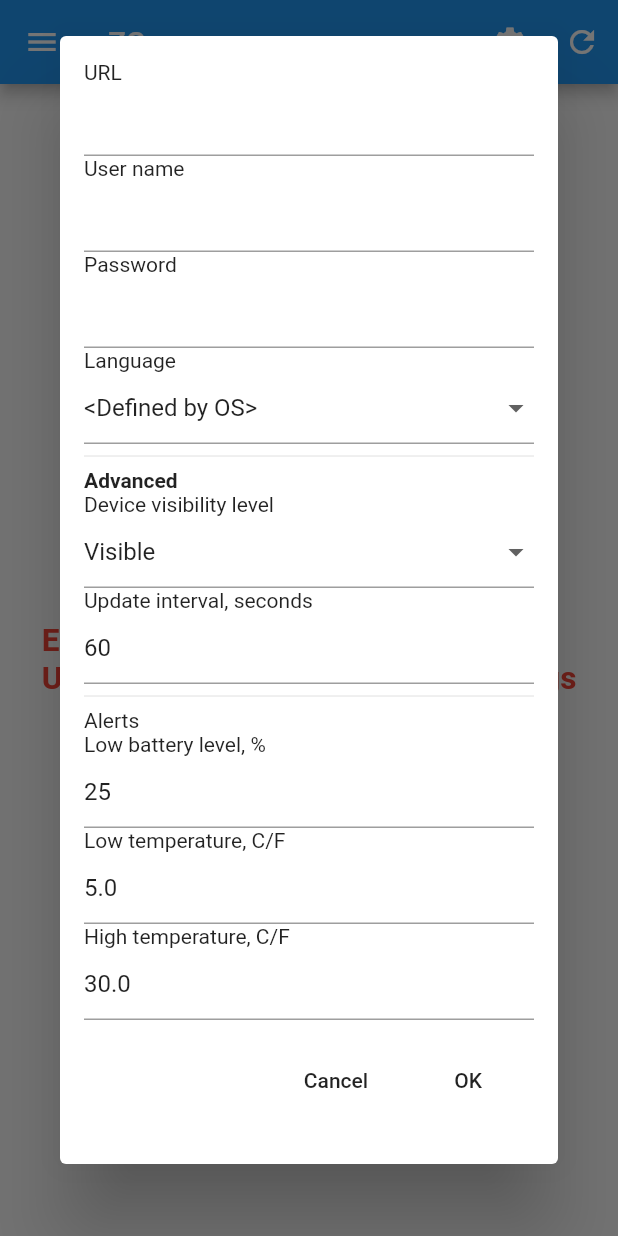
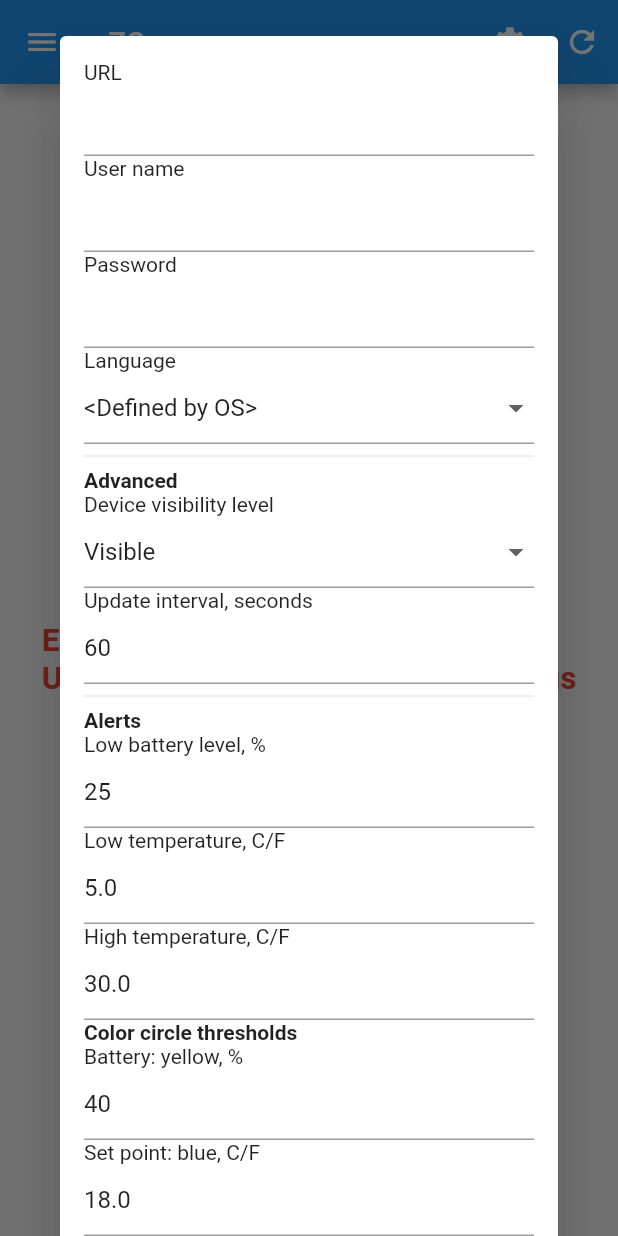
Before and after one commit to vvvy/zcon, a Flutter app: the screen it shows after launch, after a tap on the "settings" icon, on a phone screen of 412 x 824 dp. Run offline on Flutter 3.47's test engine with Material 2 defaults, Android fonts, the phone set to English and light mode, and no system bars; our stand-ins replace shared_preferences.

Commit message:
Visual thresholds editable via settings; bump version to 1.0.6+8

```diff
--- a/lib/constants.dart
+++ b/lib/constants.dart
@@ -13,6 +13,13 @@ class Constants {
   static const defaultTempLoBound = 5.0;
   static const defaultTempHiBound = 30.0;
 
+  /// Thermostat set point blue circle indication threshold
+  static const defaultSetPointBlueCircleThreshold = 18.0;
+  /// Battery yellow circle indication threshold
+  static const defaultBatteryYellowCircleThreshold = 40;
+  /// Temperature yellow circle indication threshold
+  static const defaultTempYellowCircleThreshold = 18.0;
+
   /// number of retries on http before giving up
   static const maxErrorRetries = 5;
 }
--- a/lib/i18n.dart
+++ b/lib/i18n.dart
@@ -72,6 +72,11 @@ class L10ns {
     'batteryAlertLevel': ['Low battery level, %', 'Низкий уровень батареи, %' ],
     'tempLoBound': ['Low temperature, C/F', 'Низкая температура, C/F'],
     'tempHiBound': ['High temperature, C/F', 'Высокая температура, C/F'],
+
+    'visualThresholds': ['Color circle thresholds', 'Пороги цветовой окраски'],
+    'setPointBlueCircleThreshold': ['Set point: blue, C/F', 'Термостат: голубой, C/F'],
+    'batteryYellowCircleThreshold': ['Battery: yellow, %', 'Батарея: желтый, %'],
+    'tempYellowCircleThreshold': ['Temperature: yellow, C/F', 'Температура: желтый, C/F'],
   };
 
   static final Map<String, List<String Function(String)>> _localizedValuesFSS = {
@@ -191,6 +196,12 @@ class L10ns {
   String get int0to100 => _localizedValues['int0to100'][_offset];
   String get double => _localizedValues['double'][_offset];
 
+  String get visualThresholds => _localizedValues['visualThresholds'][_offset];
+  String get setPointBlueCircleThreshold => _localizedValues['setPointBlueCircleThreshold'][_offset];
+  String get tempYellowCircleThreshold => _localizedValues['tempYellowCircleThreshold'][_offset];
+  String get batteryYellowCircleThreshold => _localizedValues['batteryYellowCircleThreshold'][_offset];
+
+  //String get ZZZ => _localizedValues['ZZZ'][_offset];
   //String get ZZZ => _localizedValues['ZZZ'][_offset];
   //String get ZZZ => _localizedValues['ZZZ'][_offset];
 
--- a/lib/main.dart
+++ b/lib/main.dart
@@ -179,7 +179,7 @@ class ZConAppState extends State<ZConApp> with WidgetsBindingObserver {
 
     return ListTile(
         title: Text(title, style: _biggerFont),
-        leading: avatar(d),
+        leading: avatar(d, mainModel.settings),
         subtitle: Text(_formatUpdateTime(d.updateTime, context), style: _smallerFont),
         onLongPress: () async { if(nv is NVUpdate) { notF(myLoc.updating(title)); nv.onUpdate(errorF); } },
         trailing: trailing
--- a/lib/pref.dart
+++ b/lib/pref.dart
@@ -17,7 +17,10 @@ const
   k_config = 'config',
   k_batteryAlertLevel = 'batteryAlertLevel',
   k_tempLoBound = 'tempLoBound',
-  k_tempHiBound = 'tempHiBound'
+  k_tempHiBound = 'tempHiBound',
+  k_setPointBlueCircleThreshold = 'setPointBlueCircleThreshold',
+  k_batteryYellowCircleThreshold = 'batteryYellowCircleThreshold',
+  k_tempYellowCircleThreshold = 'tempYellowCircleThreshold'
 ;
 
 class ViewConfig {
@@ -83,6 +86,12 @@ class Settings {
   final double tempLoBound;
   /// temperature normal range high bound (outside triggers alert)
   final double tempHiBound;
+  /// Thermostat set point blue circle indication threshold
+  final double setPointBlueCircleThreshold;
+  /// Battery yellow circle indication threshold
+  final int batteryYellowCircleThreshold;
+  /// Temperature yellow circle indication threshold
+  final double tempYellowCircleThreshold;
 
   Settings({
     this.url, this.username, this.password,
@@ -94,6 +103,9 @@ class Settings {
     this.batteryAlertLevel: Constants.defaultBatteryAlertLevel,
     this.tempLoBound: Constants.defaultTempLoBound,
     this.tempHiBound: Constants.defaultTempHiBound,
+    this.setPointBlueCircleThreshold: Constants.defaultSetPointBlueCircleThreshold,
+    this.batteryYellowCircleThreshold: Constants.defaultBatteryYellowCircleThreshold,
+    this.tempYellowCircleThreshold: Constants.defaultTempYellowCircleThreshold,
   });
 }
 
@@ -114,6 +126,9 @@ Future<Settings> readSettings() async {
       batteryAlertLevel: prefs.getInt(k_batteryAlertLevel) ?? Constants.defaultBatteryAlertLevel,
       tempLoBound: prefs.getDouble(k_tempLoBound) ?? Constants.defaultTempLoBound,
       tempHiBound: prefs.getDouble(k_tempHiBound) ?? Constants.defaultTempHiBound,
+      setPointBlueCircleThreshold: prefs.getDouble(k_setPointBlueCircleThreshold) ?? Constants.defaultSetPointBlueCircleThreshold,
+      batteryYellowCircleThreshold: prefs.getInt(k_batteryYellowCircleThreshold) ?? Constants.defaultBatteryYellowCircleThreshold,
+      tempYellowCircleThreshold: prefs.getDouble(k_tempYellowCircleThreshold) ?? Constants.defaultTempYellowCircleThreshold,
   );
 }
 
@@ -130,6 +145,9 @@ Future<void> writeSettings(Settings settings) async {
   await prefs.setInt(k_batteryAlertLevel, settings.batteryAlertLevel);
   await prefs.setDouble(k_tempLoBound, settings.tempLoBound);
   await prefs.setDouble(k_tempHiBound, settings.tempHiBound);
+  await prefs.setDouble(k_setPointBlueCircleThreshold, settings.setPointBlueCircleThreshold);
+  await prefs.setInt(k_batteryYellowCircleThreshold, settings.batteryYellowCircleThreshold);
+  await prefs.setDouble(k_tempYellowCircleThreshold, settings.tempYellowCircleThreshold);
 }
 
 typedef Future<void> FVC(BuildContext context);
@@ -159,7 +177,11 @@ class PreferencesState extends State<Preferences> {
       cIntervalMainS = TextEditingController(),
       cBatteryAlertLevel = TextEditingController(),
       cTempLoBound = TextEditingController(),
-      cTempHiBound = TextEditingController();
+      cTempHiBound = TextEditingController(),
+      cSetPointBlueCircleThreshold = TextEditingController(),
+      cBatteryYellowCircleThreshold = TextEditingController(),
+      cTempYellowCircleThreshold = TextEditingController()
+  ;
 
   final _formKey = GlobalKey<FormState>();
 
@@ -171,6 +193,9 @@ class PreferencesState extends State<Preferences> {
     cBatteryAlertLevel.text = initSettings.batteryAlertLevel.toString();
     cTempLoBound.text = initSettings.tempLoBound.toString();
     cTempHiBound.text = initSettings.tempHiBound.toString();
+    cSetPointBlueCircleThreshold.text = initSettings.setPointBlueCircleThreshold.toString();
+    cBatteryYellowCircleThreshold.text = initSettings.batteryYellowCircleThreshold.toString();
+    cTempYellowCircleThreshold.text = initSettings.tempYellowCircleThreshold.toString();
     _localeCode = initSettings.localeCode;
     _visLevel = initSettings.visLevel;
   }
@@ -187,6 +212,24 @@ class PreferencesState extends State<Preferences> {
     final materialLoc = matLoc(context);
     final myLoc = L10ns.of(context);
     final vrGeneric = (String value) => value.isEmpty ? myLoc.inputRequired : null;
+    final vrDouble = (String value) {
+      var iv = double.tryParse(value);
+      var t = iv != null;
+      if (!t) {
+        return myLoc.double;
+      }
+      return null;
+    };
+    final vrPercent = (String value) {
+      var iv = int.tryParse(value);
+      var t = iv != null;
+      t = t && iv >= 0;
+      t = t && iv <= 100;
+      if (!t) {
+        return myLoc.int0to100;
+      }
+      return null;
+    };
 
     return Form(
         key: _formKey,
@@ -263,47 +306,43 @@ class PreferencesState extends State<Preferences> {
                     },
                   ),
                   Divider(),
-                  Text(myLoc.alerts),
+                  Text(myLoc.alerts, style: _boldFont),
                   Text(myLoc.batteryAlertLevel),
                   TextFormField(
                     autovalidateMode: AutovalidateMode.onUserInteraction,
                     controller: cBatteryAlertLevel,
-                    validator: (value) {
-                      var iv = int.tryParse(value);
-                      var t = iv != null;
-                      t = t && iv >= 0;
-                      t = t && iv <= 100;
-                      if (!t) {
-                        return myLoc.int0to100;
-                      }
-                      return null;
-                    },
+                    validator: vrPercent,
                   ),
                   Text(myLoc.tempLoBound),
                   TextFormField(
                     autovalidateMode: AutovalidateMode.onUserInteraction,
                     controller: cTempLoBound,
-                    validator: (value) {
-                      var iv = double.tryParse(value);
-                      var t = iv != null;
-                      if (!t) {
-                        return myLoc.double;
-                      }
-                      return null;
-                    },
+                    validator: vrDouble,
                   ),
                   Text(myLoc.tempHiBound),
                   TextFormField(
                     autovalidateMode: AutovalidateMode.onUserInteraction,
                     controller: cTempHiBound,
-                    validator: (value) {
-                      var iv = double.tryParse(value);
-                      var t = iv != null;
-                      if (!t) {
-                        return myLoc.double;
-                      }
-                      return null;
-                    },
+                    validator: vrDouble,
+                  ),
+                  Text(myLoc.visualThresholds, style: _boldFont),
+                  Text(myLoc.batteryYellowCircleThreshold),
+                  TextFormField(
+                    autovalidateMode: AutovalidateMode.onUserInteraction,
+                    controller: cBatteryYellowCircleThreshold,
+                    validator: vrPercent,
+                  ),
+                  Text(myLoc.setPointBlueCircleThreshold),
+                  TextFormField(
+                    autovalidateMode: AutovalidateMode.onUserInteraction,
+                    controller: cSetPointBlueCircleThreshold,
+                    validator: vrDouble,
+                  ),
+                  Text(myLoc.tempYellowCircleThreshold),
+                  TextFormField(
+                    autovalidateMode: AutovalidateMode.onUserInteraction,
+                    controller: cTempYellowCircleThreshold,
+                    validator: vrDouble,
                   ),
                   Padding(
                       padding: const EdgeInsets.symmetric(vertical: 16.0),
@@ -328,6 +367,9 @@ class PreferencesState extends State<Preferences> {
                                     batteryAlertLevel: int.tryParse(cBatteryAlertLevel.text) ?? Constants.defaultBatteryAlertLevel,
                                     tempLoBound: double.tryParse(cTempLoBound.text) ?? Constants.defaultTempLoBound,
                                     tempHiBound: double.tryParse(cTempHiBound.text) ?? Constants.defaultTempHiBound,
+                                    setPointBlueCircleThreshold: double.tryParse(cSetPointBlueCircleThreshold.text) ?? Constants.defaultSetPointBlueCircleThreshold,
+                                    batteryYellowCircleThreshold: int.tryParse(cBatteryYellowCircleThreshold.text) ?? Constants.defaultBatteryYellowCircleThreshold,
+                                    tempYellowCircleThreshold: double.tryParse(cTempYellowCircleThreshold.text) ?? Constants.defaultTempYellowCircleThreshold,
                                   ));
                                 }
                               },
--- a/pubspec.yaml
+++ b/pubspec.yaml
@@ -15,7 +15,7 @@ publish_to: 'none' # Remove this line if you wish to publish to pub.dev
 # In iOS, build-name is used as CFBundleShortVersionString while build-number used as CFBundleVersion.
 # Read more about iOS versioning at
 # https://developer.apple.com/library/archive/documentation/General/Reference/InfoPlistKeyReference/Articles/CoreFoundationKeys.html
-version: 1.0.5+6
+version: 1.0.6+8
 
 environment:
   sdk: ">=2.7.0 <3.0.0"
```
Also changed, not shown: lib/davatar.dart (+13 -10 lines), 1 other file.
